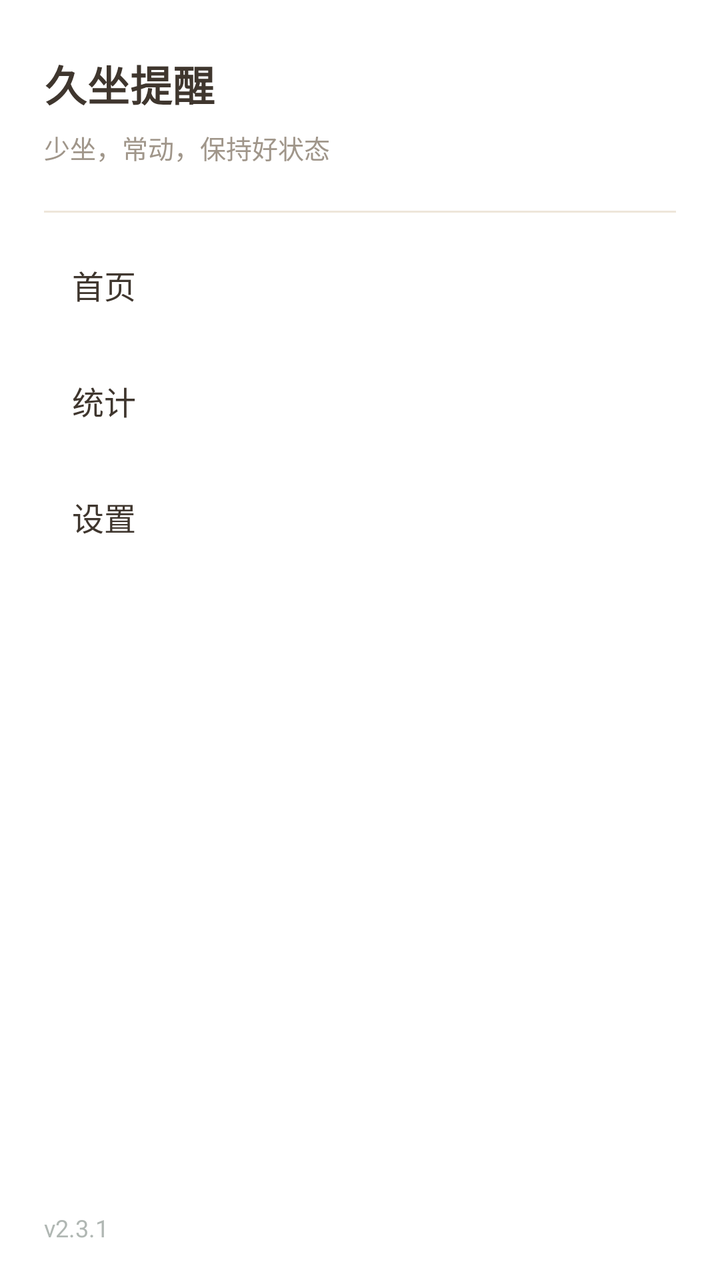
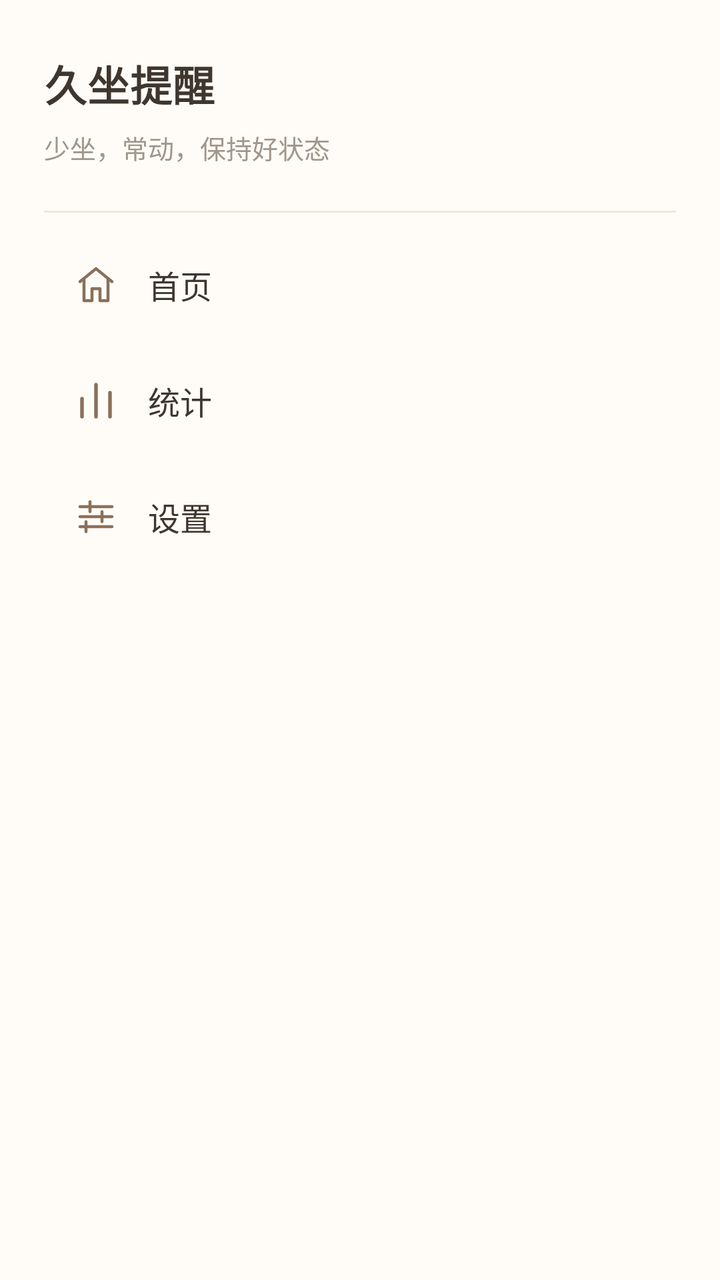

An Android layout rendered at two revisions. The XML below is the earlier revision; the diff shows what the commit changed to produce the second picture.
<!-- AndroidManifest.xml: application theme AppTheme -->
<!-- res/layout/nav_drawer.xml -->
<?xml version="1.0" encoding="utf-8"?>
<LinearLayout xmlns:android="http://schemas.android.com/apk/res/android"
    android:layout_width="300dp"
    android:layout_height="match_parent"
    android:background="#FFFFFF"
    android:orientation="vertical"
    android:paddingStart="22dp"
    android:paddingTop="26dp"
    android:paddingEnd="22dp"
    android:paddingBottom="18dp">

    <TextView
        android:layout_width="wrap_content"
        android:layout_height="wrap_content"
        android:letterSpacing="0.02"
        android:text="久坐提醒"
        android:textColor="#3F362E"
        android:textSize="21sp"
        android:textStyle="bold" />

    <TextView
        android:layout_width="wrap_content"
        android:layout_height="wrap_content"
        android:layout_marginTop="7dp"
        android:text="少坐，常动，保持好状态"
        android:textColor="#A0968A"
        android:textSize="13sp" />

    <View
        android:layout_width="match_parent"
        android:layout_height="1dp"
        android:layout_marginTop="22dp"
        android:background="#EEE6DA" />

    <Button
        android:id="@+id/navHome"
        android:layout_width="match_parent"
        android:layout_height="56dp"
        android:layout_marginTop="8dp"
        android:background="@android:color/transparent"
        android:gravity="start|center_vertical"
        android:insetTop="0dp"
        android:insetBottom="0dp"
        android:minHeight="0dp"
        android:paddingStart="14dp"
        android:paddingEnd="14dp"
        android:stateListAnimator="@null"
        android:text="首页"
        android:textColor="#3F362E"
        android:textSize="16sp" />

    <Button
        android:id="@+id/navStats"
        android:layout_width="match_parent"
        android:layout_height="56dp"
        android:layout_marginTop="2dp"
        android:background="@android:color/transparent"
        android:gravity="start|center_vertical"
        android:insetTop="0dp"
        android:insetBottom="0dp"
        android:minHeight="0dp"
        android:paddingStart="14dp"
        android:paddingEnd="14dp"
        android:stateListAnimator="@null"
        android:text="统计"
        android:textColor="#3F362E"
        android:textSize="16sp" />

    <Button
        android:id="@+id/navSettings"
        android:layout_width="match_parent"
        android:layout_height="56dp"
        android:layout_marginTop="2dp"
        android:background="@android:color/transparent"
        android:gravity="start|center_vertical"
        android:insetTop="0dp"
        android:insetBottom="0dp"
        android:minHeight="0dp"
        android:paddingStart="14dp"
        android:paddingEnd="14dp"
        android:stateListAnimator="@null"
        android:text="设置"
        android:textColor="#3F362E"
        android:textSize="16sp" />

    <Space
        android:layout_width="match_parent"
        android:layout_height="0dp"
        android:layout_weight="1" />

    <TextView
        android:layout_width="wrap_content"
        android:layout_height="wrap_content"
        android:text="v2.3.1"
        android:textColor="#B0B7B3"
        android:textSize="12sp" />
</LinearLayout>
<!-- resources referenced by this layout -->
<resources>
  <style name="AppTheme" parent="@android:style/Theme.Material.Light.NoActionBar">
          <item name="android:windowLightStatusBar">true</item>
          <item name="android:statusBarColor">@color/bg_main</item>
          <item name="android:navigationBarColor">@color/bg_main</item>
      </style>
  <color name="bg_main">#F1E9DA</color>
</resources>

<!-- the commit's change to res/layout/nav_drawer.xml (unified diff, before → after) -->
@@ -2,7 +2,7 @@
 <LinearLayout xmlns:android="http://schemas.android.com/apk/res/android"
     android:layout_width="300dp"
     android:layout_height="match_parent"
-    android:background="#FFFFFF"
+    android:background="@color/card_bg"
     android:orientation="vertical"
     android:paddingStart="22dp"
     android:paddingTop="26dp"
@@ -44,6 +44,9 @@
         android:minHeight="0dp"
         android:paddingStart="14dp"
         android:paddingEnd="14dp"
+        android:drawableStart="@drawable/ic_nav_home"
+        android:drawablePadding="14dp"
+        android:drawableTint="@color/accent_brown"
         android:stateListAnimator="@null"
         android:text="首页"
         android:textColor="#3F362E"
@@ -61,6 +64,9 @@
         android:minHeight="0dp"
         android:paddingStart="14dp"
         android:paddingEnd="14dp"
+        android:drawableStart="@drawable/ic_nav_stats"
+        android:drawablePadding="14dp"
+        android:drawableTint="@color/accent_brown"
         android:stateListAnimator="@null"
         android:text="统计"
         android:textColor="#3F362E"
@@ -78,6 +84,9 @@
         android:minHeight="0dp"
         android:paddingStart="14dp"
         android:paddingEnd="14dp"
+        android:drawableStart="@drawable/ic_nav_settings"
+        android:drawablePadding="14dp"
+        android:drawableTint="@color/accent_brown"
         android:stateListAnimator="@null"
         android:text="设置"
         android:textColor="#3F362E"
@@ -89,9 +98,10 @@
         android:layout_weight="1" />
 
     <TextView
+        android:id="@+id/tvVersion"
         android:layout_width="wrap_content"
         android:layout_height="wrap_content"
-        android:text="v2.3.1"
+        android:text=""
         android:textColor="#B0B7B3"
         android:textSize="12sp" />
 </LinearLayout>
<!-- resource entries referenced after the edit -->
@@ -1,5 +1,56 @@
 <!-- resources referenced by this layout -->
 <resources>
+  <color name="accent_brown">#8B6F5B</color>
+  <color name="card_bg">#FFFCF7</color>
+  <!-- drawable ic_nav_home (drawable) -->
+  <?xml version="1.0" encoding="utf-8"?>
+  <vector xmlns:android="http://schemas.android.com/apk/res/android"
+      android:width="24dp"
+      android:height="24dp"
+      android:viewportWidth="24"
+      android:viewportHeight="24">
+      <path
+          android:pathData="M4,10.5L12,4l8,6.5M6,9.5V20h4v-6h4v6h4V9.5"
+          android:strokeColor="@color/accent_brown"
+          android:strokeWidth="1.5"
+          android:strokeLineCap="round"
+          android:strokeLineJoin="round"
+          android:fillColor="#00000000" />
+  </vector>
+  <!-- drawable ic_nav_settings (drawable) -->
+  <?xml version="1.0" encoding="utf-8"?>
+  <vector xmlns:android="http://schemas.android.com/apk/res/android"
+      android:width="24dp"
+      android:height="24dp"
+      android:viewportWidth="24"
+      android:viewportHeight="24">
+      <path
+          android:pathData="M4,7h16M4,12h16M4,17h16"
+          android:strokeColor="@color/accent_brown"
+          android:strokeWidth="1.5"
+          android:strokeLineCap="round"
+          android:fillColor="#00000000" />
+      <path
+          android:pathData="M9,4.5v5M15,9.5v5M7,14.5v5"
+          android:strokeColor="@color/accent_brown"
+          android:strokeWidth="1.5"
+          android:strokeLineCap="round"
+          android:fillColor="#00000000" />
+  </vector>
+  <!-- drawable ic_nav_stats (drawable) -->
+  <?xml version="1.0" encoding="utf-8"?>
+  <vector xmlns:android="http://schemas.android.com/apk/res/android"
+      android:width="24dp"
+      android:height="24dp"
+      android:viewportWidth="24"
+      android:viewportHeight="24">
+      <path
+          android:pathData="M5,20V11M12,20V4M19,20V8"
+          android:strokeColor="@color/accent_brown"
+          android:strokeWidth="1.8"
+          android:strokeLineCap="round"
+          android:fillColor="#00000000" />
+  </vector>
   <style name="AppTheme" parent="@android:style/Theme.Material.Light.NoActionBar">
           <item name="android:windowLightStatusBar">true</item>
           <item name="android:statusBarColor">@color/bg_main</item>
